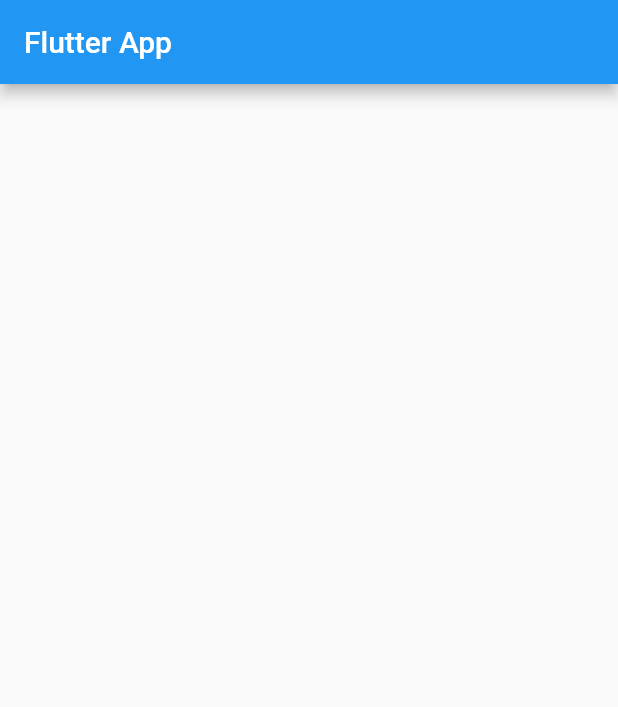
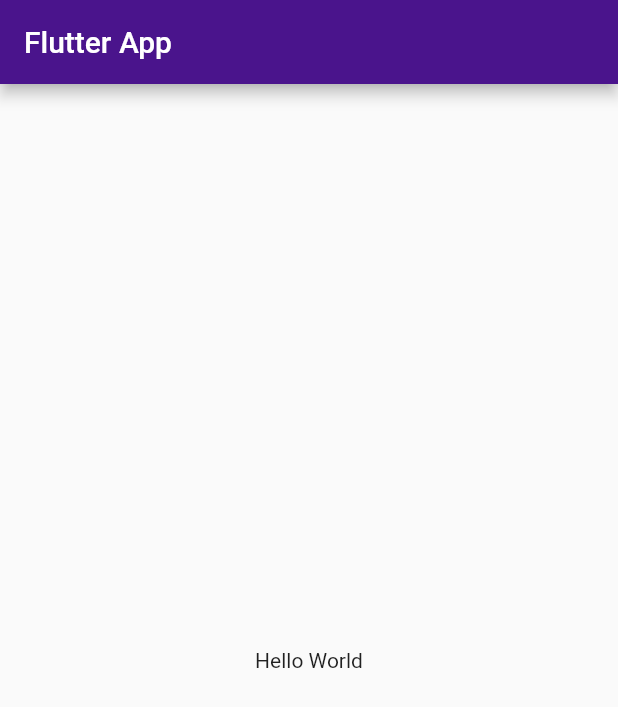
Before and after one commit to adclleva/FLUTTER_CRASH_COURSE_LEARNING_APP, a Flutter app: the screen it shows after launch, on a phone screen of 412 x 824 dp. Shown: the top 707 px of the screen. Run offline on Flutter 3.47's test engine with Material 2 defaults, Android fonts, the phone set to English and light mode, and no system bars.

Commit message:
Able to have text be displayed in our mobile app

```diff
--- a/lib/main.dart
+++ b/lib/main.dart
@@ -7,9 +7,14 @@ class MyApp extends StatelessWidget {
 
   Widget build(BuildContext context) {
     return MaterialApp(
+      theme: ThemeData(primaryColor: Colors.purple[900]),
       home: Scaffold(
-        appBar: AppBar(title: Text('Flutter App'))
+        appBar: AppBar(title: Text('Flutter App')),
+        body: Center(
+          child: Text('Hello World')
+        )
       )
+
         // this is a widget of a Text property
         // Text(
         //   'Hello World',style:
```
